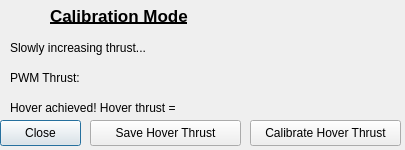
Qt form GUI/ui/designer files/calibration.ui (Jone-the-creator/Digital_Twin_client) before a commit.
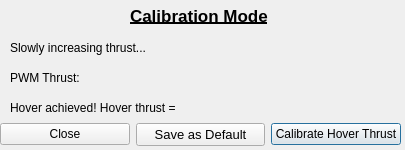
The same form after that commit.

Patch:
```diff
--- a/GUI/ui/designer files/calibration.ui
+++ b/GUI/ui/designer files/calibration.ui
@@ -16,7 +16,7 @@
   <widget class="QLabel" name="label">
    <property name="geometry">
     <rect>
-     <x>50</x>
+     <x>130</x>
      <y>0</y>
      <width>151</width>
      <height>31</height>
@@ -33,32 +33,6 @@
     <string>Calibration Mode</string>
    </property>
   </widget>
-  <widget class="QPushButton" name="pushButton">
-   <property name="geometry">
-    <rect>
-     <x>0</x>
-     <y>120</y>
-     <width>81</width>
-     <height>26</height>
-    </rect>
-   </property>
-   <property name="text">
-    <string>Close</string>
-   </property>
-  </widget>
-  <widget class="QPushButton" name="pushButton_2">
-   <property name="geometry">
-    <rect>
-     <x>250</x>
-     <y>120</y>
-     <width>151</width>
-     <height>26</height>
-    </rect>
-   </property>
-   <property name="text">
-    <string>Calibrate Hover Thrust</string>
-   </property>
-  </widget>
   <widget class="QLabel" name="label_2">
    <property name="geometry">
     <rect>
@@ -98,18 +72,49 @@
     <string>Hover achieved! Hover thrust = </string>
    </property>
   </widget>
-  <widget class="QPushButton" name="pushButton_3">
+  <widget class="QWidget" name="">
    <property name="geometry">
     <rect>
-     <x>90</x>
+     <x>0</x>
      <y>120</y>
-     <width>151</width>
-     <height>26</height>
+     <width>401</width>
+     <height>29</height>
     </rect>
    </property>
-   <property name="text">
-    <string>Save Hover Thrust</string>
-   </property>
+   <layout class="QHBoxLayout" name="horizontalLayout">
+    <item>
+     <widget class="QPushButton" name="close_button">
+      <property name="text">
+       <string>Close</string>
+      </property>
+      <property name="autoDefault">
+       <bool>false</bool>
+      </property>
+     </widget>
+    </item>
+    <item>
+     <widget class="QPushButton" name="save_button">
+      <property name="font">
+       <font>
+        <pointsize>10</pointsize>
+       </font>
+      </property>
+      <property name="text">
+       <string>Save as Default</string>
+      </property>
+      <property name="autoDefault">
+       <bool>false</bool>
+      </property>
+     </widget>
+    </item>
+    <item>
+     <widget class="QPushButton" name="calibrate_button">
+      <property name="text">
+       <string>Calibrate Hover Thrust</string>
+      </property>
+     </widget>
+    </item>
+   </layout>
   </widget>
  </widget>
  <resources/>
```
